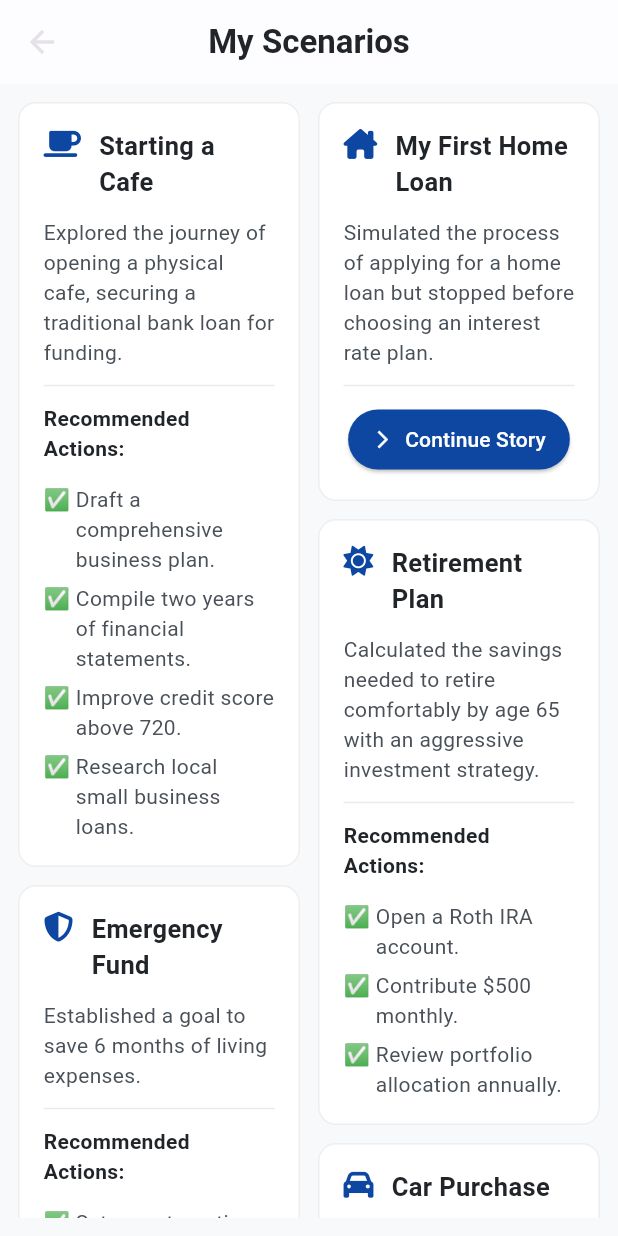
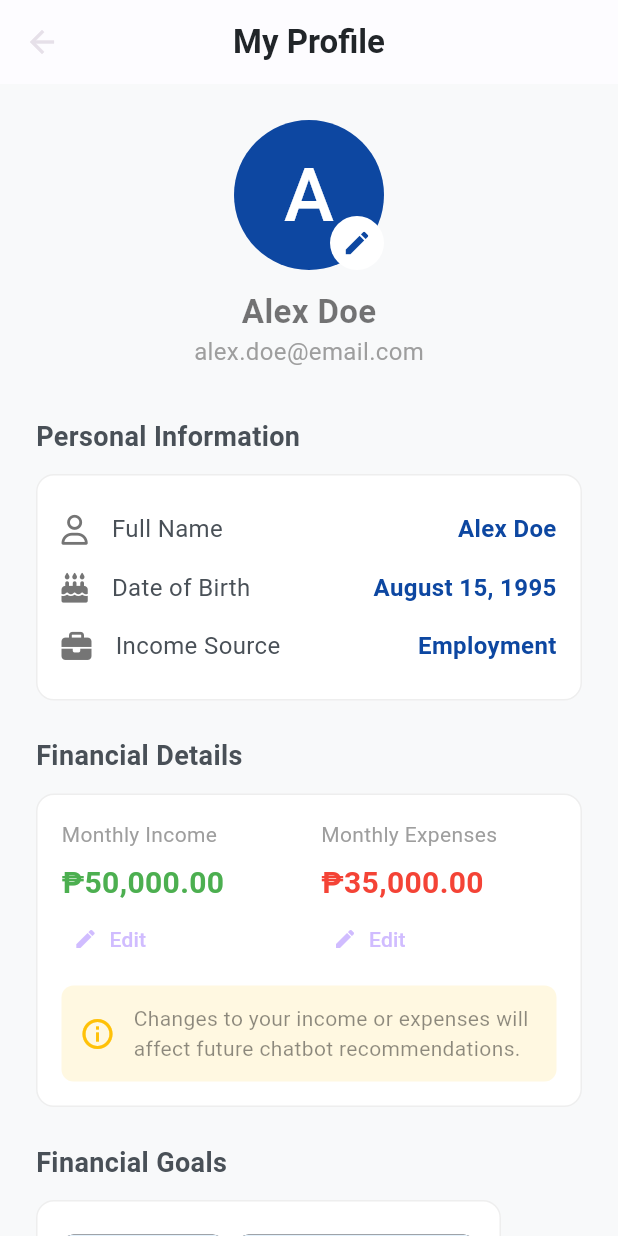
Before and after one commit to RamosQuim/BPI-Hackathon-2025-TagumpAI, a Flutter app: the screen it shows after launch, on a phone screen of 412 x 824 dp. Run offline on Flutter 3.47's test engine with Material 3 defaults, Android fonts, the phone set to English and light mode, and no system bars; our stand-ins replace fl_chart, font_awesome_flutter.

Commit message:
ui: ADDED profile page

```diff
--- a/lib/main.dart
+++ b/lib/main.dart
@@ -2,6 +2,7 @@ import 'package:flutter/material.dart';
 import 'package:test_app/screens/chatbot.dart';
 import 'package:test_app/screens/history.dart';
 import 'package:test_app/screens/login.dart';
+import 'package:test_app/screens/profile.dart';
 import 'package:test_app/screens/signup.dart';
 
 // You can run this code by placing it in your main.dart file
@@ -17,7 +18,7 @@ class AgapAIApp extends StatelessWidget {
   Widget build(BuildContext context) {
     return MaterialApp(
       title: 'AgapAI',
-      initialRoute: '/history', // TO-DO: Change the appropriate route for a specific page
+      initialRoute: '/profile', // TO-DO: Change the appropriate route for a specific page
       debugShowCheckedModeBanner: false,
       theme: ThemeData(
         brightness: Brightness.dark,
@@ -27,7 +28,8 @@ class AgapAIApp extends StatelessWidget {
         '/': (context) => const LoginPage(),
         '/signup': (context) => const SignupPage(),
         '/main': (context) => const MainPage(),
-        '/history': (context) => HistoryPage()
+        '/history': (context) => HistoryPage(),
+        '/profile': (context) => ProfilePage()
       },
     );
   }
--- /dev/null
+++ b/lib/screens/profile.dart
@@ -0,0 +1,352 @@
+import 'package:flutter/material.dart';
+import 'package:font_awesome_flutter/font_awesome_flutter.dart';
+import 'package:intl/intl.dart';
+
+// --- PROFILE PAGE WIDGET ---
+class ProfilePage extends StatefulWidget {
+  const ProfilePage({super.key});
+
+  @override
+  State<ProfilePage> createState() => ProfilePageState();
+}
+
+class ProfilePageState extends State<ProfilePage> {
+  // --- DUMMY USER DATA (This would come from your state management/backend) ---
+  String fullName = "Alex Doe";
+  String email = "alex.doe@email.com";
+  String dob = "August 15, 1995";
+  String incomeSource = "Employment";
+  double monthlyIncome = 50000.00;
+  double monthlyExpenses = 35000.00;
+  final Set<String> _financialGoals = {
+    'Buy a Home',
+    'Save for Retirement',
+    'Emergency Fund',
+    'Run a Small Coffee Shop'
+  };
+
+  // --- EDIT DIALOG HANDLER ---
+  Future<void> _showEditDialog(BuildContext context, String field, double currentValue) async {
+    final controller = TextEditingController(text: currentValue.toStringAsFixed(0));
+    final formKey = GlobalKey<FormState>();
+
+    return showDialog<void>(
+      context: context,
+      builder: (BuildContext context) {
+        return AlertDialog(
+          title: Text('Edit $field'),
+          content: Form(
+            key: formKey,
+            child: TextFormField(
+              controller: controller,
+              keyboardType: TextInputType.number,
+              decoration: const InputDecoration(
+                prefixText: '₱ ',
+                border: OutlineInputBorder(),
+              ),
+              validator: (value) {
+                if (value == null || value.isEmpty) {
+                  return 'Please enter a value';
+                }
+                if (double.tryParse(value) == null) {
+                  return 'Please enter a valid number';
+                }
+                return null;
+              },
+            ),
+          ),
+          actions: <Widget>[
+            TextButton(
+              child: const Text('Cancel'),
+              onPressed: () => Navigator.of(context).pop(),
+            ),
+            ElevatedButton(
+              child: const Text('Save'),
+              onPressed: () {
+                if (formKey.currentState!.validate()) {
+                  setState(() {
+                    final newValue = double.parse(controller.text);
+                    if (field == 'Monthly Income') {
+                      monthlyIncome = newValue;
+                    } else {
+                      monthlyExpenses = newValue;
+                    }
+                  });
+                  Navigator.of(context).pop();
+                }
+              },
+            ),
+          ],
+        );
+      },
+    );
+  }
+
+  @override
+  Widget build(BuildContext context) {
+    return Scaffold(
+      backgroundColor: const Color(0xFFF8F9FA),
+      appBar: AppBar(
+        backgroundColor: Colors.white,
+        elevation: 1,
+        centerTitle: true,
+        title: const Text(
+          'My Profile',
+          style: TextStyle(fontWeight: FontWeight.bold, color: Color(0xFF212529)),
+        ),
+      ),
+      body: SingleChildScrollView(
+        padding: const EdgeInsets.all(24.0),
+        child: Column(
+          crossAxisAlignment: CrossAxisAlignment.stretch,
+          children: [
+            _buildProfileHeader(),
+            const SizedBox(height: 32),
+            _buildSection(
+              title: "Personal Information",
+              child: Column(
+                children: [
+                  _ProfileInfoTile(
+                    icon: FontAwesomeIcons.user,
+                    label: "Full Name",
+                    value: fullName,
+                  ),
+                  _ProfileInfoTile(
+                    icon: FontAwesomeIcons.cakeCandles,
+                    label: "Date of Birth",
+                    value: dob,
+                  ),
+                  _ProfileInfoTile(
+                    icon: FontAwesomeIcons.briefcase,
+                    label: "Income Source",
+                    value: incomeSource,
+                  ),
+                ],
+              ),
+            ),
+            const SizedBox(height: 24),
+            _buildSection(
+              title: "Financial Details",
+              child: Column(
+                children: [
+                  Row(
+                    children: [
+                      Expanded(
+                        child: _FinancialDetailCard(
+                          title: "Monthly Income",
+                          icon: FontAwesomeIcons.wallet,
+                          value: monthlyIncome,
+                          color: Colors.green,
+                          onEdit: () => _showEditDialog(context, "Monthly Income", monthlyIncome),
+                        ),
+                      ),
+                      const SizedBox(width: 16),
+                      Expanded(
+                        child: _FinancialDetailCard(
+                          title: "Monthly Expenses",
+                          icon: FontAwesomeIcons.receipt,
+                          value: monthlyExpenses,
+                          color: Colors.red,
+                          onEdit: () => _showEditDialog(context, "Monthly Expenses", monthlyExpenses),
+                        ),
+                      ),
+                    ],
+                  ),
+                  const SizedBox(height: 16),
+                  _buildWarningNote(),
+                ],
+              ),
+            ),
+            const SizedBox(height: 24),
+            _buildSection(
+              title: "Financial Goals",
+              child: Wrap(
+                spacing: 8.0,
+                runSpacing: 8.0,
+                children: _financialGoals.map((goal) => Chip(
+                  label: Text(goal),
+                  backgroundColor: Colors.blue.shade50,
+                  labelStyle: TextStyle(color: Colors.blue.shade800, fontWeight: FontWeight.w600),
+                  side: BorderSide.none,
+                )).toList(),
+              ),
+            ),
+          ],
+        ),
+      ),
+    );
+  }
+
+  // --- HELPER BUILDER WIDGETS ---
+
+  Widget _buildProfileHeader() {
+    return Column(
+      children: [
+        Stack(
+          children: [
+            const CircleAvatar(
+              radius: 50,
+              backgroundColor: Color(0xFF0D47A1),
+              child: Text("A", style: TextStyle(fontSize: 50, color: Colors.white)),
+            ),
+            Positioned(
+              bottom: 0,
+              right: 0,
+              child: CircleAvatar(
+                radius: 18,
+                backgroundColor: Colors.white,
+                child: IconButton(
+                  icon: const Icon(Icons.edit, size: 20, color: Color(0xFF0D47A1)),
+                  onPressed: () {},
+                ),
+              ),
+            ),
+          ],
+        ),
+        const SizedBox(height: 12),
+        Text(
+          fullName,
+          style: const TextStyle(fontSize: 22, fontWeight: FontWeight.bold, color: Colors.black54),
+        ),
+        Text(
+          email,
+          style: const TextStyle(fontSize: 16, color: Colors.grey),
+        ),
+      ],
+    );
+  }
+
+  Widget _buildSection({required String title, required Widget child}) {
+    return Column(
+      crossAxisAlignment: CrossAxisAlignment.start,
+      children: [
+        Text(
+          title,
+          style: const TextStyle(fontSize: 18, fontWeight: FontWeight.bold, color: Color(0xFF495057)),
+        ),
+        const SizedBox(height: 12),
+        Container(
+          padding: const EdgeInsets.all(16.0),
+          decoration: BoxDecoration(
+            color: Colors.white,
+            borderRadius: BorderRadius.circular(12),
+            border: Border.all(color: Colors.grey.shade200),
+          ),
+          child: child,
+        ),
+      ],
+    );
+  }
+
+  Widget _buildWarningNote() {
+    return Container(
+      padding: const EdgeInsets.all(12),
+      decoration: BoxDecoration(
+        color: Colors.amber.shade50,
+        borderRadius: BorderRadius.circular(8),
+      ),
+      child: const Row(
+        children: [
+          Icon(Icons.info_outline, color: Colors.amber),
+          SizedBox(width: 12),
+          Expanded(
+            child: Text(
+              'Changes to your income or expenses will affect future chatbot recommendations.',
+              style: TextStyle(height: 1.4, color: Colors.black45),
+            ),
+          ),
+        ],
+      ),
+    );
+  }
+}
+
+
+// --- CUSTOM WIDGETS ---
+
+class _ProfileInfoTile extends StatelessWidget {
+  final IconData icon;
+  final String label;
+  final String value;
+
+  const _ProfileInfoTile({
+    required this.icon,
+    required this.label,
+    required this.value,
+  });
+
+  @override
+  Widget build(BuildContext context) {
+    return Padding(
+      padding: const EdgeInsets.symmetric(vertical: 8.0),
+      child: Row(
+        children: [
+          FaIcon(icon, size: 20, color: Colors.grey.shade600),
+          const SizedBox(width: 16),
+          // Change the label's color here
+          Text(
+            label,
+            style: const TextStyle(
+              fontSize: 16,
+              color: Color(0xFF495057), // <-- ADDED: A slightly softer black for the label
+            ),
+          ),
+          const Spacer(),
+          // Change the value's color here
+          Text(
+            value,
+            style: const TextStyle(
+              fontSize: 16,
+              fontWeight: FontWeight.w600,
+              color: Color(0xFF0D47A1), // <-- ADDED: Using your app's primary blue for the value
+            ),
+          ),
+        ],
+      ),
+    );
+  }
+}
+
+class _FinancialDetailCard extends StatelessWidget {
+  final String title;
+  final IconData icon;
+  final double value;
+  final Color color;
+  final VoidCallback onEdit;
+
+  const _FinancialDetailCard({
+    required this.title,
+    required this.icon,
+    required this.value,
+    required this.color,
+    required this.onEdit,
+  });
+
+  @override
+  Widget build(BuildContext context) {
+    final currencyFormat = NumberFormat.currency(locale: 'en_PH', symbol: '₱');
+    return Column(
+      crossAxisAlignment: CrossAxisAlignment.start,
+      children: [
+        Text(title, style: const TextStyle(color: Colors.grey)),
+        const SizedBox(height: 8),
+        Text(
+          currencyFormat.format(value),
+          style: TextStyle(fontSize: 20, fontWeight: FontWeight.bold, color: color),
+        ),
+        const SizedBox(height: 8),
+        SizedBox(
+          height: 30,
+          child: TextButton.icon(
+            onPressed: onEdit,
+            icon: const Icon(Icons.edit, size: 16),
+            label: const Text('Edit'),
+            style: TextButton.styleFrom(
+              padding: const EdgeInsets.symmetric(horizontal: 8),
+            ),
+          ),
+        ),
+      ],
+    );
+  }
+}
```
